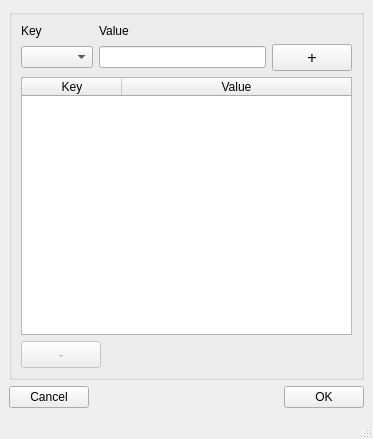
Before: the Qt Designer form addie/ui/manual_key_value_input.ui in neutrons/addie, drawn with Qt 5.
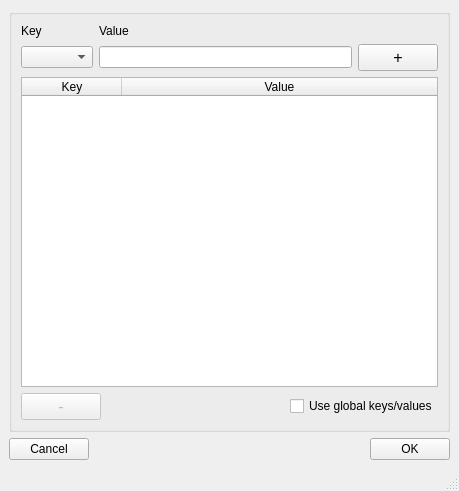
After: the same form once the commit is applied.

Commit message: Added widget that will take care of using or not the global key/values. This refs #233

```diff
--- a/addie/ui/manual_key_value_input.ui
+++ b/addie/ui/manual_key_value_input.ui
@@ -6,8 +6,8 @@
    <rect>
     <x>0</x>
     <y>0</y>
-    <width>373</width>
-    <height>439</height>
+    <width>459</width>
+    <height>491</height>
    </rect>
   </property>
   <property name="windowTitle">
@@ -113,6 +113,13 @@
            </property>
           </spacer>
          </item>
+         <item>
+          <widget class="QCheckBox" name="use_global_keys_values">
+           <property name="text">
+            <string>Use global keys/values</string>
+           </property>
+          </widget>
+         </item>
         </layout>
        </item>
       </layout>
```
Left out of the diff: 37 changed lines with no effect on the pictures. The commit also changes 2 other files.
